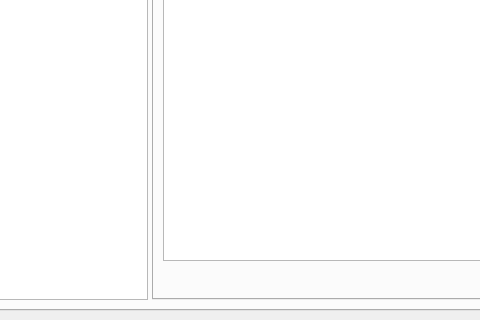
This is editor/ui/object_editor.ui in Kyoril/wow-pp as Qt 5 draws it before an edit; both pictures show x 128 to 608 and y 706 to 1026 of the 1142 by 1026 pixel window. The edited form follows.
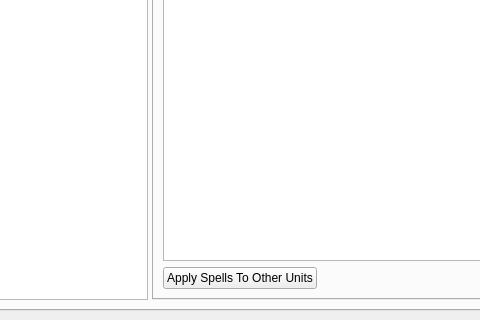
This is the edited form. The open tabs and pages were chosen to show the change. Icons and pictures are not drawn.

The edit to the form file:
```diff
--- a/editor/ui/object_editor.ui
+++ b/editor/ui/object_editor.ui
@@ -418,6 +418,13 @@
                 </item>
                 <item>
                  <layout class="QHBoxLayout" name="horizontalLayout_5">
+                  <item>
+                   <widget class="QPushButton" name="pushButton_3">
+                    <property name="text">
+                     <string>Apply Spells To Other Units</string>
+                    </property>
+                   </widget>
+                  </item>
                   <item>
                    <spacer name="horizontalSpacer_2">
                     <property name="orientation">
```
Left out of the diff: 2 changed lines with no effect on the pictures.
